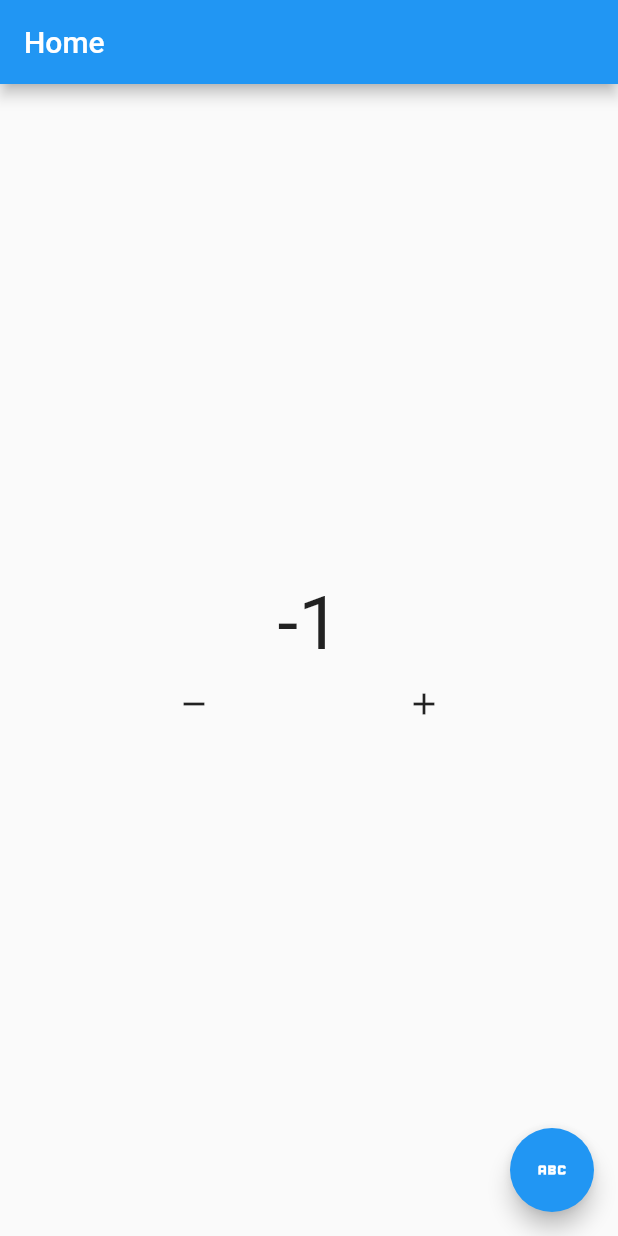
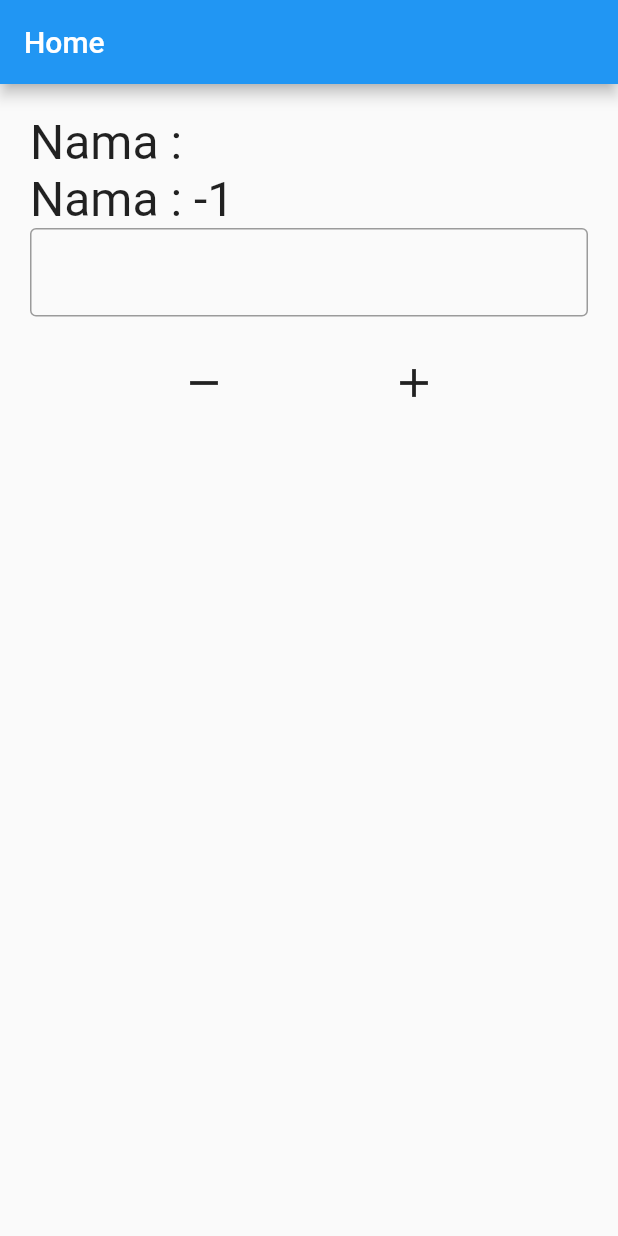
Before and after one commit to aprxty3/bloc_state_management, a Flutter app: the screen it shows after launch, after a tap on the "remove" icon, on a phone screen of 412 x 824 dp. Run offline on Flutter 3.47's test engine with Material 2 defaults, Android fonts, the phone set to English and light mode, and no system bars; our stand-ins replace bloc, flutter_bloc.

Commit message:
bloc selector

```diff
--- /dev/null
+++ b/lib/advance_level_satu_main.dart
@@ -0,0 +1,42 @@
+import 'package:bloc_state_management/bloc/counter_bloc.dart';
+import 'package:bloc_state_management/page/apps.dart';
+import 'package:flutter/material.dart';
+import 'package:flutter_bloc/flutter_bloc.dart';
+
+import 'bloc/theme_bloc.dart';
+
+void main() {
+  runApp(MyApp());
+}
+
+class MyApp extends StatelessWidget {
+  const MyApp({super.key});
+
+  @override
+  Widget build(BuildContext context) {
+    return MultiBlocProvider(
+      providers: [
+        BlocProvider<CounterBloc>(
+          create: (context) => CounterBloc(),
+        ),
+        BlocProvider<ThemeBloc>(
+          create: (context) => ThemeBloc(),
+        ),
+      ],
+      child: Apps(),
+    );
+
+    // BlocBuilder<ThemeBloc, bool>(
+    //   bloc: ThemeBloc(),
+    //   builder: (context, state) {
+    //     return MaterialApp(
+    //       theme: ThemeData.dark(),
+    //       home: BlocProvider(
+    //         create: (context) => CounterBloc(),
+    //         child: NewHomePage(),
+    //       ),
+    //     );
+    //   },
+    // );
+  }
+}
--- /dev/null
+++ b/lib/bloc/user_bloc.dart
@@ -0,0 +1,19 @@
+import 'package:bloc/bloc.dart';
+
+class UserBloc extends Cubit<Map<String, dynamic>> {
+  UserBloc() : super({'name': '', 'age': 0});
+
+  void changeName(String newName) {
+    emit({
+      'name': newName,
+      'age': state['age'],
+    });
+  }
+
+  void changeAge(int newAge) {
+    emit({
+      'name': state['name'],
+      'age': newAge,
+    });
+  }
+}
--- a/lib/main.dart
+++ b/lib/main.dart
@@ -1,42 +1,20 @@
-import 'package:bloc_state_management/bloc/counter_bloc.dart';
-import 'package:bloc_state_management/page/apps.dart';
+import 'package:bloc_state_management/bloc/user_bloc.dart';
+import 'package:bloc_state_management/page/homepagpage.dart';
 import 'package:flutter/material.dart';
 import 'package:flutter_bloc/flutter_bloc.dart';
 
-import 'bloc/theme_bloc.dart';
-
-void main() {
-  runApp(MyApp());
-}
+void main() => runApp(MyApp());
 
 class MyApp extends StatelessWidget {
   const MyApp({super.key});
 
   @override
   Widget build(BuildContext context) {
-    return MultiBlocProvider(
-      providers: [
-        BlocProvider<CounterBloc>(
-          create: (context) => CounterBloc(),
-        ),
-        BlocProvider<ThemeBloc>(
-          create: (context) => ThemeBloc(),
-        ),
-      ],
-      child: Apps(),
+    return MaterialApp(
+      home: BlocProvider(
+        create: (context) => UserBloc(),
+        child: HomePagePage(),
+      ),
     );
-
-    // BlocBuilder<ThemeBloc, bool>(
-    //   bloc: ThemeBloc(),
-    //   builder: (context, state) {
-    //     return MaterialApp(
-    //       theme: ThemeData.dark(),
-    //       home: BlocProvider(
-    //         create: (context) => CounterBloc(),
-    //         child: NewHomePage(),
-    //       ),
-    //     );
-    //   },
-    // );
   }
 }
--- /dev/null
+++ b/lib/page/homepagpage.dart
@@ -0,0 +1,82 @@
+import 'package:flutter/material.dart';
+import 'package:flutter_bloc/flutter_bloc.dart';
+
+import '../bloc/user_bloc.dart';
+
+class HomePagePage extends StatelessWidget {
+  const HomePagePage({Key? key}) : super(key: key);
+
+  @override
+  Widget build(BuildContext context) {
+    var userBloc = context.read<UserBloc>();
+    return Scaffold(
+      appBar: AppBar(
+        title: Text('Home'),
+      ),
+      body: ListView(
+        padding: const EdgeInsets.all(20),
+        children: [
+          BlocSelector<UserBloc, Map<String, dynamic>, String>(
+            selector: (state) => state['name'],
+            builder: (context, state) {
+              print('Build Name');
+              return Text(
+                'Nama : $state',
+                style: TextStyle(fontSize: 32),
+              );
+            },
+          ),
+          BlocSelector<UserBloc, Map<String, dynamic>, int>(
+            selector: (state) => state['age'],
+            builder: (context, state) {
+              print('Build Age');
+              return Text(
+                'Nama : $state',
+                style: TextStyle(fontSize: 32),
+              );
+            },
+          ),
+          // Text(
+          //   'Nama : ',
+          //   style: TextStyle(fontSize: 32),
+          // ),
+          // Text(
+          //   'Umur : ',
+          //   style: TextStyle(fontSize: 32),
+          // ),
+          // SizedBox(height: 20),
+          TextField(
+            onChanged: (value) => userBloc.changeName(value),
+            decoration: InputDecoration(
+              border: OutlineInputBorder(),
+            ),
+          ),
+          SizedBox(height: 20),
+          Row(
+            mainAxisAlignment: MainAxisAlignment.spaceEvenly,
+            children: [
+              IconButton(
+                onPressed: () {
+                  userBloc.changeAge(userBloc.state['age'] - 1);
+                },
+                icon: Icon(
+                  Icons.remove,
+                  size: 32,
+                ),
+              ),
+              IconButton(
+                onPressed: () {
+                  userBloc.changeAge(userBloc.state['age'] + 1);
+                },
+                icon: Icon(
+                  Icons.add,
+                  size: 32,
+                ),
+              ),
+            ],
+          )
+        ],
+      ),
+    );
+  }
+}
```
